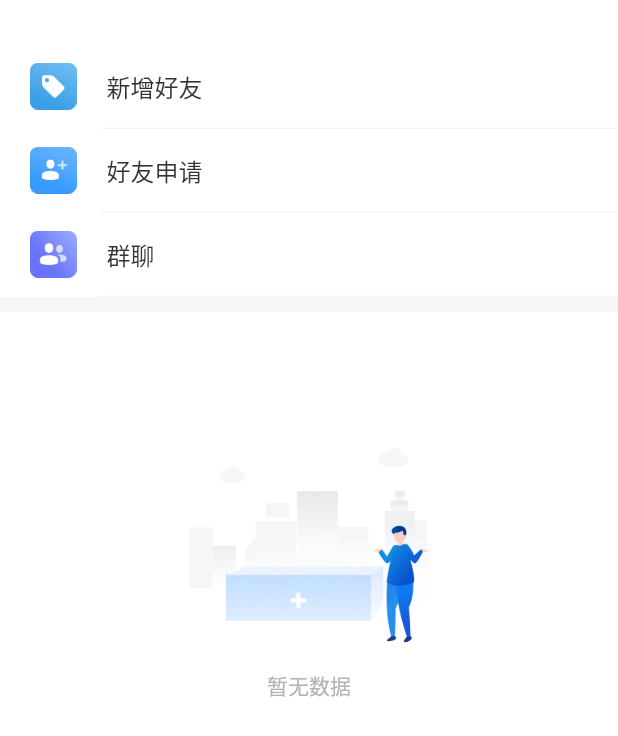
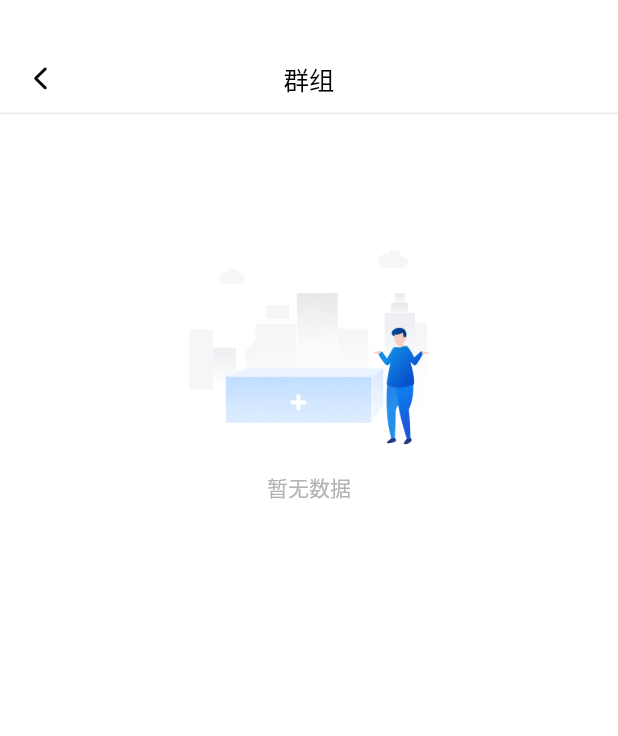
Before and after one commit to YFogRain/flutter_im_tencent, a Flutter app: the PatientWidget screen opened directly, after a tap on "群聊", on a phone screen of 412 x 824 dp. Shown: the top 736 px of the screen. Run offline on Flutter 3.47's test engine with Material 2 defaults, Android fonts, the phone set to English and light mode, and no system bars; our stand-ins replace date_format, flutter_spinkit; accounts and stored records are empty.

Commit message:
群组列表

```diff
--- /dev/null
+++ b/example/lib/ui/group/GroupWidget.dart
@@ -0,0 +1,232 @@
+import 'package:flutter/cupertino.dart';
+import 'package:flutter/material.dart';
+import 'package:flutter_spinkit/flutter_spinkit.dart';
+import 'package:tencent_im/im/IMManager.dart';
+import 'package:tencent_im_example/utils/AppColors.dart';
+import 'package:tencent_im_example/utils/Constants.dart';
+import 'package:tencent_im/im/model/GroupModel.dart';
+
+class GroupWidget extends StatefulWidget {
+  @override
+  State<StatefulWidget> createState() => GroupState();
+}
+
+class GroupState extends State<GroupWidget> {
+  static const SHOW_EMPTY = 2;
+  static const SHOW_LOAD = 0;
+  static const SHOW_DATA = 1;
+  List<GroupModel> _lists = [];
+  var showType = SHOW_LOAD;
+  var isLoad = false;
+
+  @override
+  Widget build(BuildContext context) {
+    return Scaffold(
+        backgroundColor: Colors.white,
+        body: Column(
+          children: [
+            Container(
+              height: 30,
+            ),
+            Container(
+              height: 45,
+              child: Row(
+                children: [
+                  InkWell(
+                    onTap: () {
+                      Navigator.pop(context);
+                    },
+                    child: Container(
+                      height: 45,
+                      child: Padding(
+                        padding: EdgeInsets.only(left: 15, right: 15),
+                        child: Image.asset(
+                          "images/arrow_left.png",
+                          width: 25,
+                          height: 25,
+                        ),
+                      ),
+                    ),
+                  ),
+                  Expanded(
+                    flex: 1,
+                    child: Center(
+                      child: Text(
+                        "群组",
+                        style: TextStyle(fontSize: 17, color: Colors.black),
+                      ),
+                    ),
+                  ),
+                  Container(
+                    width: 55,
+                    child: Divider(
+                      color: Colors.white,
+                    ),
+                  )
+                ],
+              ),
+            ),
+            Divider(
+              height: 1,
+              color: AppColors.lineColor,
+            ),
+            Expanded(
+              flex: 1,
+              child: MediaQuery.removePadding(
+                  removeBottom: true,
+                  removeTop: true,
+                  removeLeft: true,
+                  removeRight: true,
+                  context: context,
+                  child: ListView(
+                    children: [
+                      Offstage(
+                        offstage: showType != Constants.SHOW_LOAD,
+                        child: Container(
+                          width: double.infinity,
+                          height: 500,
+                          alignment: Alignment.center,
+                          child: SpinKitFadingCircle(
+                            color: AppColors.splashColor,
+                          ),
+                        ),
+                      ),
+                      //;loading
+                      Offstage(
+                        offstage: showType != Constants.SHOW_EMPTY,
+                        child: GestureDetector(
+                          onTap: () {
+                            _loadData();
+                          },
+                          child: Container(
+                            width: double.infinity,
+                            height: 350,
+                            alignment: Alignment.center,
+                            child: Column(
+                              children: [
+                                Expanded(
+                                  flex: 1,
+                                  child: Divider(color: Colors.transparent),
+                                ),
+                                Image.asset(
+                                  "images/empty_icon.png",
+                                  height: 130,
+                                ),
+                                Padding(
+                                  padding: EdgeInsets.only(top: 18),
+                                  child: Text(
+                                    "暂无数据",
+                                    style: TextStyle(
+                                        fontSize: 14,
+                                        color: AppColors.normalColor),
+                                  ),
+                                ),
+                                Expanded(
+                                  flex: 1,
+                                  child: Divider(color: Colors.transparent),
+                                ),
+                              ],
+                            ),
+                          ),
+                        ),
+                      ),
+                      Offstage(
+                        offstage: showType != Constants.SHOW_DATA,
+                        child: ListView.builder(
+                          itemBuilder: groupItemWidget,
+                          shrinkWrap: true,
+                          primary: false,
+                          itemCount: _lists.length,
+                        ),
+                      )
+                    ],
+                  )),
+            ),
+          ],
+        ));
+  }
+
+  Widget groupItemWidget(BuildContext context, int index) {
+    GroupModel model = this._lists[index];
+    print("model:$model");
+    return InkWell(
+      onTap: () {
+        // _itemClick(model);
+      },
+      child: Column(
+        crossAxisAlignment: CrossAxisAlignment.start,
+        children: [
+          Padding(
+            padding: EdgeInsets.only(top: 10, bottom: 10),
+            child: Row(
+              mainAxisSize: MainAxisSize.max,
+              crossAxisAlignment: CrossAxisAlignment.center,
+              children: [
+
+                Padding(
+                  child: Container(
+                    width: 40,
+                    height: 40,
+                    decoration: BoxDecoration(
+                      shape: BoxShape.circle,
+                      image: DecorationImage(
+                          fit: BoxFit.cover,
+                          image:
+                          model.faceUrl == null || model.faceUrl.isEmpty
+                              ? AssetImage("images/group_normal_icon.png")
+                              : NetworkImage(model.faceUrl)),
+                    ),
+                  ),
+                  padding: EdgeInsets.only(left: 15,right: 10),
+                ),
+                Text(
+
+                  model.groupName == null ? "" : model.groupName,
+                  style:
+                  TextStyle(fontSize: 14, color: AppColors.black33Color),
+                ),
+              ],
+            ),
+          ),
+          Divider(
+            color: AppColors.lineColor,
+            height: 1,
+          )
+        ],
+      ),
+    );
+  }
+
+  Future _loadData() async {
+    if (isLoad) return;
+    isLoad = true;
+    showType = Constants.SHOW_LOAD;
+    setState(() {});
+    var lists = await IMManager().getGroupList();
+    print("lists:$lists");
+    _loadSuccess(lists);
+  }
+
+  void _loadSuccess(List<GroupModel> list) {
+    print("list:$list");
+    _lists.clear();
+    if (list != null && list.length > 0) {
+      _lists.addAll(list);
+    }
+    isLoad = false;
+    _showViewType();
+  }
+
+  void _showViewType() {
+    print("_lists:${_lists.length}");
+    showType = _lists.length > 0 ? SHOW_DATA : SHOW_EMPTY;
+    print("showType:$showType");
+    setState(() {});
+  }
+
+  @override
+  void initState() {
+    super.initState();
+    _loadData();
+  }
+}
--- a/example/lib/ui/main/child/PatientWidget.dart
+++ b/example/lib/ui/main/child/PatientWidget.dart
@@ -3,6 +3,7 @@ import 'package:flutter/material.dart';
 import 'package:flutter_spinkit/flutter_spinkit.dart';
 import 'package:tencent_im/im/IMManager.dart';
 import 'package:tencent_im/im/model/UserModel.dart';
+import 'package:tencent_im_example/ui/group/GroupWidget.dart';
 import 'package:tencent_im_example/ui/user/UserDetailWidget.dart';
 import 'package:tencent_im_example/utils/AppColors.dart';
 import 'package:tencent_im_example/utils/Constants.dart';
@@ -179,7 +180,8 @@ class PatientState extends State<PatientWidget> {
                           ),
                         ),
                         onTap: () {
-                          print("群聊");
+                          Navigator.push(context,
+                              MaterialPageRoute(builder: (_) => GroupWidget()));
                         },
                       ),
                       Padding(
--- a/lib/im/IMManager.dart
+++ b/lib/im/IMManager.dart
@@ -1,6 +1,7 @@
 import 'dart:convert';
 
 import 'package:flutter/services.dart';
+import 'package:tencent_im/im/model/GroupModel.dart';
 import 'package:tencent_im/im/model/UserModel.dart';
 
 import 'enums/log_print_level.dart';
@@ -309,4 +310,15 @@ class IMManager {
     return isDeleteOk != null && isDeleteOk;
   }
 
+  ///获取好友列表
+  Future<List<GroupModel>> getGroupList() async {
+    List<GroupModel> userList = [];
+    var friendMapList = await _imMethodChannel.invokeMethod("getGroupList");
+    if (friendMapList != null) {
+      friendMapList.forEach((element) {
+        userList.add(GroupModel.fromJson(Map.from(element)));
+      });
+    }
+    return userList;
+  }
 }
--- /dev/null
+++ b/lib/im/model/GroupModel.dart
@@ -0,0 +1,59 @@
+class GroupModel {
+  String groupName;
+  String groupID; //" to groupID,
+  String faceUrl; //" to faceUrl,
+  String groupType; //" to groupType,
+  String introduction; //" to introduction,
+  String notification; //" to notification,
+  String owner; //" to owner,
+  int createTime; //" to createTime,
+  int memberCount; //" to memberCount,
+  int lastMessageTime; //" to lastMessageTime,
+  bool isAllMuted; //" to isAllMuted,
+  int recvOpt; //" to recvOpt,
+  int role; //" to role,
+  int groupAddOpt; //" to groupAddOpt,
+  int lastInfoTime; //" to lastInfoTime,
+  int onlineCount; //" to onlineCount,
+  int joinTime; //" to joinTime,
+
+  @override
+  Map<String, dynamic> toJson() => {
+        "groupName": groupName,
+        "groupID": groupID,
+        "faceUrl": faceUrl,
+        "groupType": groupType,
+        "introduction": introduction,
+        "notification": notification,
+        "owner": owner,
+        "createTime": createTime,
+        "memberCount": memberCount,
+        "lastMessageTime": lastMessageTime,
+        "isAllMuted": isAllMuted,
+        "recvOpt": recvOpt,
+        "role": role,
+        "groupAddOpt": groupAddOpt,
+        "lastInfoTime": lastInfoTime,
+        "onlineCount": onlineCount,
+        "joinTime": joinTime,
+      };
+
+  GroupModel.fromJson(Map<String, dynamic> json)
+      : groupName = json["groupName"],
+        groupID = json["groupID"],
+        faceUrl = json["faceUrl"],
+        groupType = json["groupType"],
+        introduction = json["introduction"],
+        notification = json["notification"],
+        createTime = json["createTime"],
+        memberCount = json["memberCount"],
+        lastMessageTime = json["lastMessageTime"],
+        isAllMuted = json["isAllMuted"],
+        recvOpt = json["recvOpt"],
+        role = json["role"],
+        groupAddOpt = json["groupAddOpt"],
+        lastInfoTime = json["lastInfoTime"],
+        onlineCount = json["onlineCount"],
+        joinTime = json["joinTime"],
+        owner = json["owner"];
+}
```
Also changed, not shown: 1 other file.
